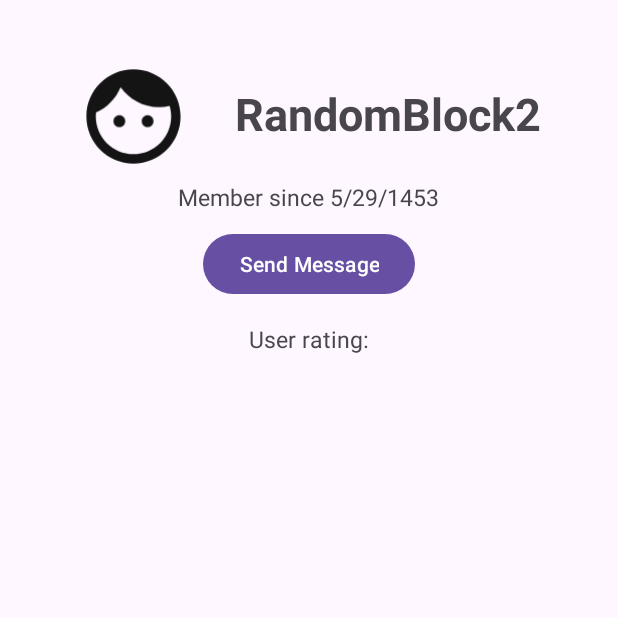
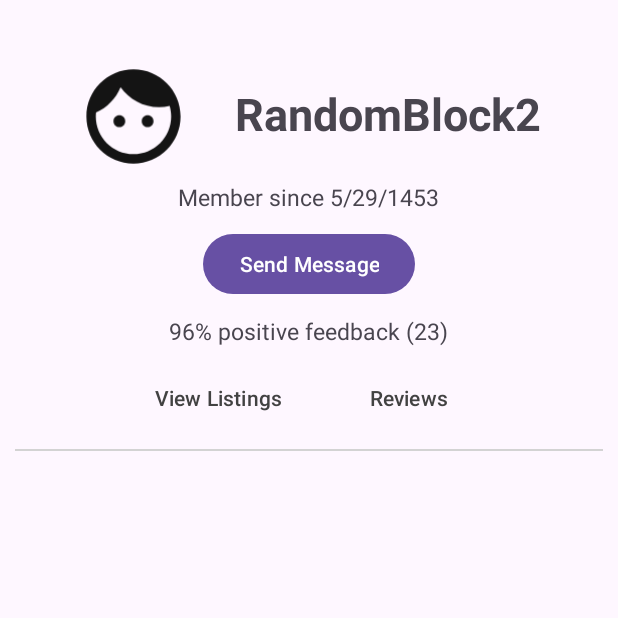
Before and after one commit to BillRenCN/407-Project, an Android app: the fragment UserInfoPage shown on its own in the app's theme, on a phone screen of 412 x 824 dp, the top half of it. Run offline under Robolectric (Android 15) with nearby library versions, the phone set to English and light mode, and no system bars.

Commit message:
updated user info page UI

```diff
--- a/app/src/main/java/com/cs407/project/Review.kt
+++ b/app/src/main/java/com/cs407/project/Review.kt
@@ -2,6 +2,7 @@ package com.cs407.project
 
 data class Review(
     val user: String,
+    val reviewer: String,
     val date: String,
     val message: String,
     val iconResource: Int
--- a/app/src/main/java/com/cs407/project/UserInfo.kt
+++ /dev/null
@@ -1,6 +0,0 @@
-package com.cs407.project
-
-// TODO: Rename parameter arguments, choose names that match
-// the fragment initialization parameters, e.g. ARG_ITEM_NUMBER
-private const val ARG_PARAM1 = "param1"
-private const val ARG_PARAM2 = "param2"
--- a/app/src/main/res/layout/activity_main.xml
+++ b/app/src/main/res/layout/activity_main.xml
@@ -16,12 +16,4 @@
         app:layout_constraintStart_toStartOf="parent"
         app:layout_constraintTop_toTopOf="parent" />
 
-    <RatingBar
-        android:id="@+id/ratingBar"
-        android:layout_width="292dp"
-        android:layout_height="61dp"
-        android:layout_marginStart="74dp"
-        app:layout_constraintStart_toStartOf="parent"
-        tools:layout_editor_absoluteY="197dp" />
-
 </androidx.constraintlayout.widget.ConstraintLayout>
--- a/app/src/main/res/layout/fragment_review_list.xml
+++ b/app/src/main/res/layout/fragment_review_list.xml
@@ -5,14 +5,10 @@
     android:layout_width="match_parent"
     android:layout_height="match_parent">
 
-
-
     <!-- RecyclerView for notes -->
     <androidx.recyclerview.widget.RecyclerView
         android:id="@+id/reviewRecyclerView"
         android:layout_width="match_parent"
         android:layout_height="match_parent"
         />
-
-
 </androidx.coordinatorlayout.widget.CoordinatorLayout>
--- a/app/src/main/res/layout/fragment_user_info_page.xml
+++ b/app/src/main/res/layout/fragment_user_info_page.xml
@@ -47,20 +47,52 @@
             android:text="Send Message"
             android:layout_gravity="center"
             android:layout_margin="10dp"/>
-        <LinearLayout
+        <TextView
             android:layout_width="wrap_content"
             android:layout_height="wrap_content"
+            android:text="96% positive feedback (23)"
+            android:textSize="15sp" />
+        <LinearLayout
+            android:layout_width="match_parent"
+            android:layout_height="wrap_content"
             android:orientation="horizontal"
-            android:gravity="center_vertical">
-            <TextView
+            android:gravity="center_horizontal">
+            <Button
+                android:id="@+id/listing_button"
                 android:layout_width="wrap_content"
                 android:layout_height="wrap_content"
-                android:paddingTop="5dp"
-                android:text="User rating:"
-                android:textSize="15sp" />
-
-
+                android:text="View Listings"
+                android:layout_gravity="center"
+                android:background="@android:color/transparent"
+                android:textColor="@color/cardview_dark_background"/>
+            <Button
+                android:id="@+id/review_button"
+                android:layout_width="wrap_content"
+                android:layout_height="wrap_content"
+                android:text="Reviews"
+                android:layout_gravity="center"
+                android:layout_margin="10dp"
+                android:background="@android:color/transparent"
+                android:textColor="@color/cardview_dark_background"/>
         </LinearLayout>
+        <View
+            android:layout_width="match_parent"
+            android:layout_height="1dp"
+            android:background="#D3D3D3" />
     </LinearLayout>
-
+    <LinearLayout
+        android:layout_width="match_parent"
+        android:layout_height="match_parent"
+        android:orientation="vertical">
+        <androidx.fragment.app.FragmentContainerView
+            android:id="@+id/listingsFragment"
+            android:layout_height="match_parent"
+            android:layout_width="match_parent"
+            android:name="com.cs407.project.ReviewListFragment"/>
+        <androidx.fragment.app.FragmentContainerView
+            android:id="@+id/reviewsFragment"
+            android:layout_height="match_parent"
+            android:layout_width="match_parent"
+            android:name="com.cs407.project.ReviewListFragment"/>
+    </LinearLayout>
 </FrameLayout>
```
